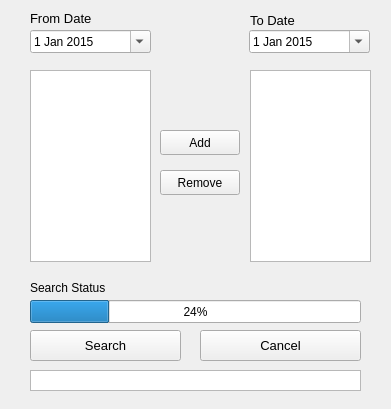
First picture: the form in ui/date_picker.ui, repository RickyCartner/WUnderground, before the edit.
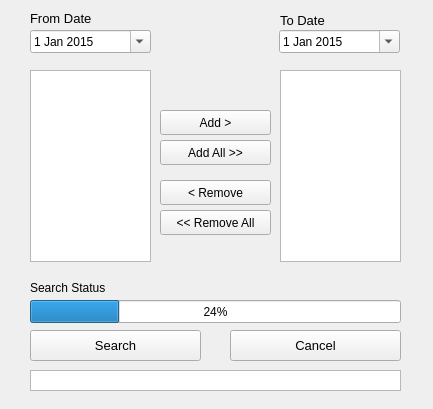
Second picture: the form after the edit.

What changed in the file:
```diff
--- a/ui/date_picker.ui
+++ b/ui/date_picker.ui
@@ -6,7 +6,7 @@
    <rect>
     <x>0</x>
     <y>0</y>
-    <width>391</width>
+    <width>433</width>
     <height>409</height>
    </rect>
   </property>
@@ -34,7 +34,7 @@
   <widget class="QDateEdit" name="dateTo">
    <property name="geometry">
     <rect>
-     <x>249</x>
+     <x>279</x>
      <y>30</y>
      <width>121</width>
      <height>23</height>
@@ -54,7 +54,7 @@
   <widget class="QLabel" name="labelTo">
    <property name="geometry">
     <rect>
-     <x>250</x>
+     <x>280</x>
      <y>10</y>
      <width>81</width>
      <height>20</height>
@@ -110,7 +110,7 @@
     <rect>
      <x>30</x>
      <y>330</y>
-     <width>151</width>
+     <width>171</width>
      <height>31</height>
     </rect>
    </property>
@@ -126,9 +126,9 @@
   <widget class="QPushButton" name="btnCancel">
    <property name="geometry">
     <rect>
-     <x>200</x>
+     <x>230</x>
      <y>330</y>
-     <width>161</width>
+     <width>171</width>
      <height>31</height>
     </rect>
    </property>
@@ -154,7 +154,7 @@
   <widget class="QListWidget" name="listStationSearch">
    <property name="geometry">
     <rect>
-     <x>250</x>
+     <x>280</x>
      <y>70</y>
      <width>121</width>
      <height>192</height>
@@ -166,7 +166,7 @@
     <rect>
      <x>30</x>
      <y>300</y>
-     <width>331</width>
+     <width>371</width>
      <height>23</height>
     </rect>
    </property>
@@ -178,26 +178,26 @@
    <property name="geometry">
     <rect>
      <x>160</x>
-     <y>130</y>
-     <width>80</width>
+     <y>110</y>
+     <width>111</width>
      <height>25</height>
     </rect>
    </property>
    <property name="text">
-    <string>Add</string>
+    <string>Add &gt;</string>
    </property>
   </widget>
   <widget class="QPushButton" name="btnRemove">
    <property name="geometry">
     <rect>
      <x>160</x>
-     <y>170</y>
-     <width>80</width>
+     <y>180</y>
+     <width>111</width>
      <height>25</height>
     </rect>
    </property>
    <property name="text">
-    <string>Remove</string>
+    <string>&lt; Remove</string>
    </property>
   </widget>
   <widget class="QLabel" name="labelSearchStatus">
@@ -218,7 +218,7 @@
     <rect>
      <x>30</x>
      <y>370</y>
-     <width>331</width>
+     <width>371</width>
      <height>21</height>
     </rect>
    </property>
@@ -242,6 +242,32 @@
 &lt;p style=&quot;-qt-paragraph-type:empty; margin-top:0px; margin-bottom:0px; margin-left:0px; margin-right:0px; -qt-block-indent:0; text-indent:0px;&quot;&gt;&lt;br /&gt;&lt;/p&gt;&lt;/body&gt;&lt;/html&gt;</string>
    </property>
   </widget>
+  <widget class="QPushButton" name="btnAddAll">
+   <property name="geometry">
+    <rect>
+     <x>160</x>
+     <y>140</y>
+     <width>111</width>
+     <height>25</height>
+    </rect>
+   </property>
+   <property name="text">
+    <string>Add All &gt;&gt;</string>
+   </property>
+  </widget>
+  <widget class="QPushButton" name="btnRemoveAll">
+   <property name="geometry">
+    <rect>
+     <x>160</x>
+     <y>210</y>
+     <width>111</width>
+     <height>25</height>
+    </rect>
+   </property>
+   <property name="text">
+    <string>&lt;&lt; Remove All</string>
+   </property>
+  </widget>
  </widget>
  <resources/>
  <connections>
```
Left out of the diff: 6 changed lines with no effect on the pictures.
